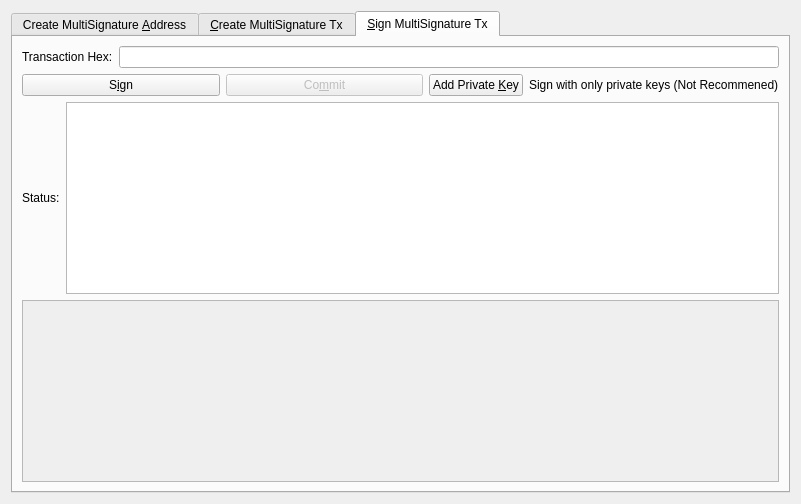
Before: the Qt Designer form src/qt/forms/multisigdialog.ui in nscoins/nscoincore, drawn with Qt 5.
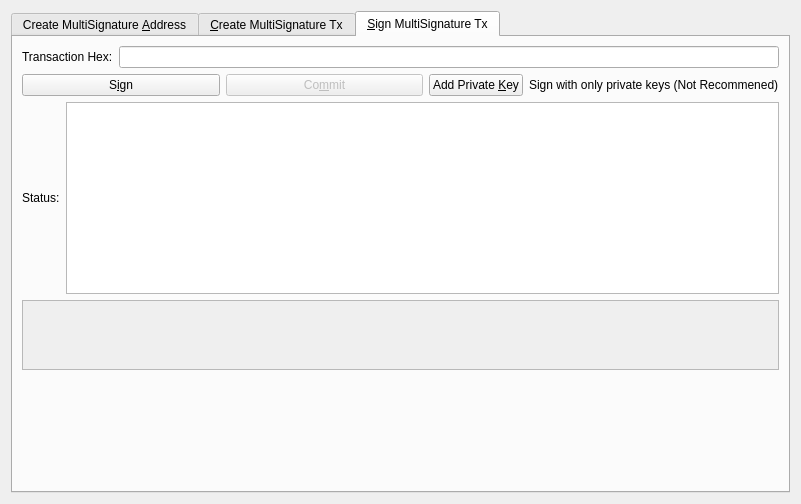
After: the same form once the commit is applied. The open tabs and pages were chosen to show the change. Icons and pictures are not drawn.

```diff
--- a/src/qt/forms/multisigdialog.ui
+++ b/src/qt/forms/multisigdialog.ui
@@ -22,6 +22,12 @@
   <layout class="QVBoxLayout" name="verticalLayout_8">
    <item>
     <widget class="QTabWidget" name="multisigTabWidget">
+     <property name="styleSheet">
+      <string notr="true">QScrollArea{border: 1px solid #5b4c7c;}
+QFrame{background-color:#f2f0f0;}
+QLabel{background-color:#ffffff;}
+QFrame &gt; QLabel{background-color:#f2f0f0;}</string>
+     </property>
      <property name="currentIndex">
       <number>0</number>
      </property>
@@ -592,6 +598,17 @@
       </layout>
      </widget>
      <widget class="QWidget" name="signMultisigTransaction">
+      <property name="styleSheet">
+       <string notr="true">txScrollArea:{
+	border: 1px solid #5b4c7c;
+}
+keyScrollArea:{
+	border: 1px solid #5b4c7c;
+}
+txScrollArea:{
+	border: 1px solid #5b4c7c;
+}</string>
+      </property>
       <attribute name="title">
        <string>&amp;Sign MultiSignature Tx</string>
       </attribute>
@@ -795,6 +812,19 @@
          </item>
         </layout>
        </item>
+       <item>
+        <spacer name="verticalSpacer_2">
+         <property name="orientation">
+          <enum>Qt::Vertical</enum>
+         </property>
+         <property name="sizeHint" stdset="0">
+          <size>
+           <width>20</width>
+           <height>40</height>
+          </size>
+         </property>
+        </spacer>
+       </item>
       </layout>
      </widget>
     </widget>
```
Left out of the diff: 22 changed lines with no effect on the pictures.
